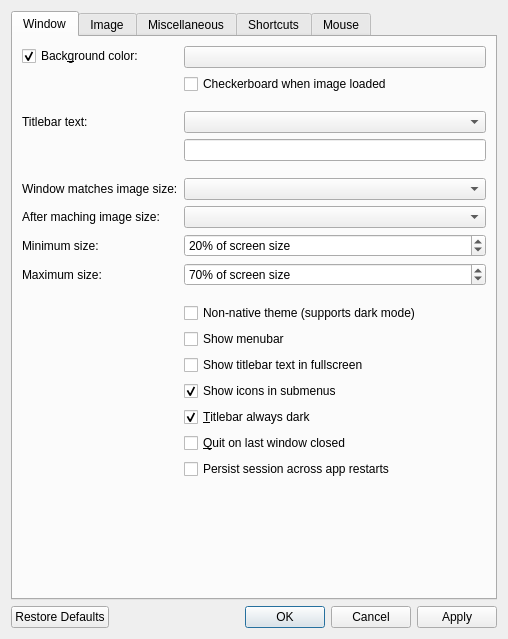
This is src/qvoptionsdialog.ui in jurplel/qView as Qt 5 draws it before an edit. The edited form follows.
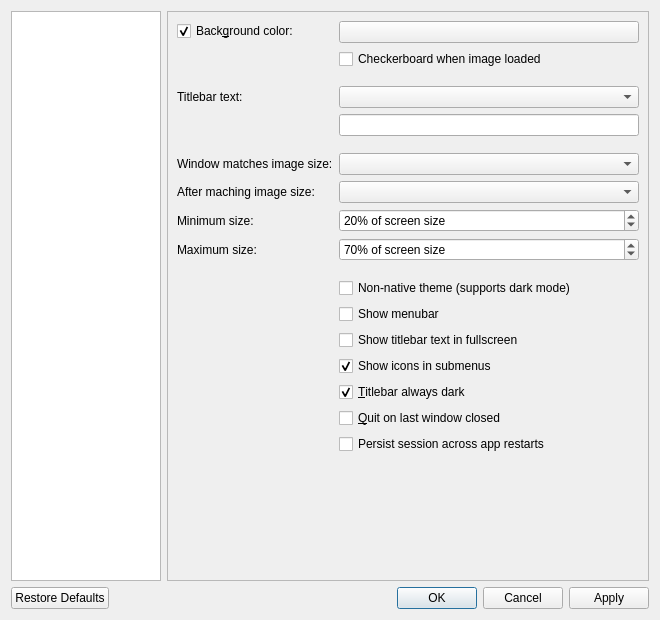
This is the edited form.

Diff of the .ui file:
```diff
--- a/src/qvoptionsdialog.ui
+++ b/src/qvoptionsdialog.ui
@@ -9,29 +9,53 @@
    <rect>
     <x>0</x>
     <y>0</y>
-    <width>508</width>
-    <height>639</height>
+    <width>660</width>
+    <height>620</height>
    </rect>
   </property>
+  <property name="minimumSize">
+   <size>
+    <width>600</width>
+    <height>400</height>
+   </size>
+  </property>
   <property name="windowTitle">
    <string>Settings</string>
   </property>
   <layout class="QVBoxLayout" name="verticalLayout">
    <item>
-    <widget class="QTabWidget" name="tabWidget">
-     <property name="focusPolicy">
-      <enum>Qt::NoFocus</enum>
-     </property>
+    <layout class="QHBoxLayout" name="horizontalLayout">
+     <item>
+      <widget class="QListWidget" name="categoryList">
+       <property name="maximumSize">
+        <size>
+         <width>150</width>
+         <height>16777215</height>
+        </size>
+       </property>
+       <property name="horizontalScrollBarPolicy">
+        <enum>Qt::ScrollBarAlwaysOff</enum>
+       </property>
+      </widget>
+     </item>
+     <item>
+      <widget class="QStackedWidget" name="stackedWidget">
      <property name="currentIndex">
       <number>0</number>
      </property>
+       <widget class="QScrollArea" name="windowScrollArea">
+        <property name="widgetResizable">
+         <bool>true</bool>
+        </property>
      <widget class="QWidget" name="window">
-      <property name="layoutDirection">
-       <enum>Qt::LeftToRight</enum>
-      </property>
-      <attribute name="title">
-       <string>Window</string>
-      </attribute>
+         <property name="geometry">
+          <rect>
+           <x>0</x>
+           <y>0</y>
+           <width>472</width>
+           <height>552</height>
+          </rect>
+         </property>
       <layout class="QFormLayout" name="formLayout">
        <item row="0" column="0">
         <widget class="QCheckBox" name="bgColorCheckbox">
@@ -288,10 +312,20 @@
        </item>
       </layout>
      </widget>
+       </widget>
+       <widget class="QScrollArea" name="imageScrollArea">
+        <property name="widgetResizable">
+         <bool>true</bool>
+        </property>
      <widget class="QWidget" name="image">
-      <attribute name="title">
-       <string>Image</string>
-      </attribute>
+         <property name="geometry">
+          <rect>
+           <x>0</x>
+           <y>0</y>
+           <width>472</width>
+           <height>498</height>
+          </rect>
+         </property>
       <layout class="QFormLayout" name="formLayout_4">
        <item row="0" column="0">
         <widget class="QLabel" name="label_2">
@@ -522,9 +556,14 @@
       </layout>
      </widget>
      <widget class="QWidget" name="misc">
-      <attribute name="title">
-       <string>Miscellaneous</string>
-      </attribute>
+         <property name="geometry">
+          <rect>
+           <x>0</x>
+           <y>0</y>
+           <width>472</width>
+           <height>498</height>
+          </rect>
+         </property>
       <layout class="QFormLayout" name="formLayout_3">
        <item row="0" column="0">
         <widget class="QLabel" name="langComboLabel">
@@ -725,9 +764,6 @@
       </layout>
      </widget>
      <widget class="QWidget" name="shortcuts">
-      <attribute name="title">
-       <string>Shortcuts</string>
-      </attribute>
       <layout class="QVBoxLayout" name="verticalLayout_2">
        <item>
         <widget class="QTableWidget" name="shortcutsTable">
@@ -782,9 +818,14 @@
       </layout>
      </widget>
      <widget class="QWidget" name="mouse">
-      <attribute name="title">
-       <string>Mouse</string>
-      </attribute>
+         <property name="geometry">
+          <rect>
+           <x>0</x>
+           <y>0</y>
+           <width>472</width>
+           <height>552</height>
+          </rect>
+         </property>
       <layout class="QFormLayout" name="formLayout_5">
        <item row="0" column="0" colspan="2">
         <widget class="QGroupBox" name="leftButtonGroup">
@@ -985,6 +1026,9 @@
       </layout>
      </widget>
     </widget>
+      </widget>
+     </item>
+    </layout>
    </item>
    <item>
     <widget class="QDialogButtonBox" name="buttonBox">
```
Left out of the diff: 10 changed lines with no effect on the pictures. Lines whose indentation alone changed are shown as unchanged.
